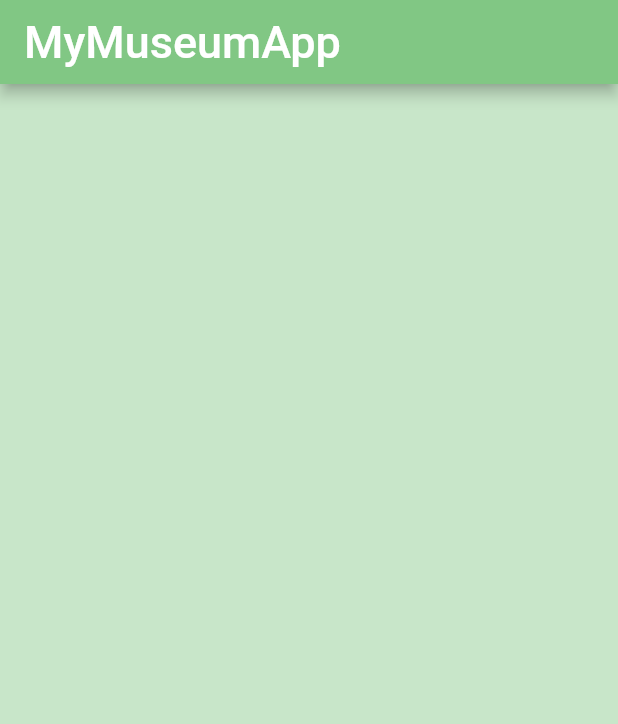
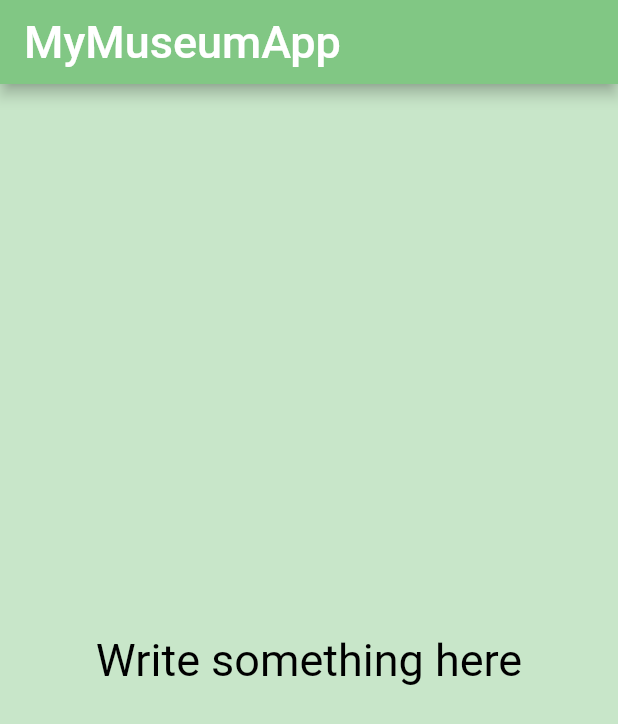
Before and after one commit to heathermortensen/MyVirtualMuseumApp, a Flutter app: the screen it shows after launch, on a phone screen of 412 x 824 dp. Shown: the top 724 px of the screen. Run offline on Flutter 3.47's test engine with Material 2 defaults, Android fonts, the phone set to English and light mode, and no system bars.

Commit message:
displayed text on the scaffold body

```diff
--- a/lib/main.dart
+++ b/lib/main.dart
@@ -24,8 +24,17 @@ class MyMuseumApp extends StatelessWidget {
                                 appBar: AppBar(title: Text('MyMuseumApp',
                                                 style: TextStyle(fontSize: 30)),
                                                 backgroundColor: Colors.green[300]
-                                ),
-                       backgroundColor: Colors.green[100]));
+                                              ),
+                       backgroundColor: Colors.green[100],
+                       body: Center(child: Text("Write something here",
+                                                style: TextStyle(
+                                                                  color: Colors.black,
+                                                                  fontSize: 30.0,
+                                                                )
+                                               )
+                                   )
+                                     )
+                       );
   }
 
 }
```
